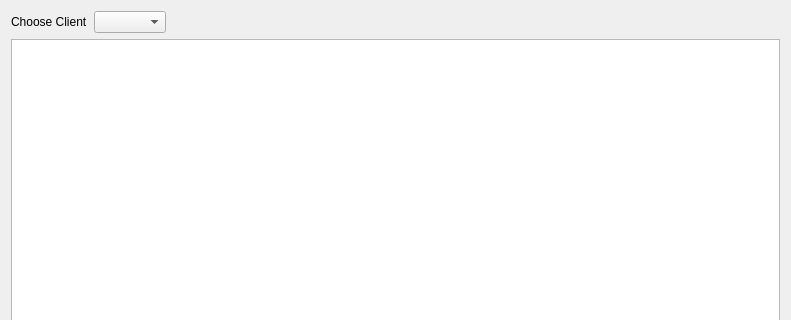
Before: the Qt Designer form transactionviewdialog.ui in Dalizi/option_calculator, drawn with Qt 5; both pictures show x 0 to 791 and y 0 to 320 of the 791 by 477 pixel window.
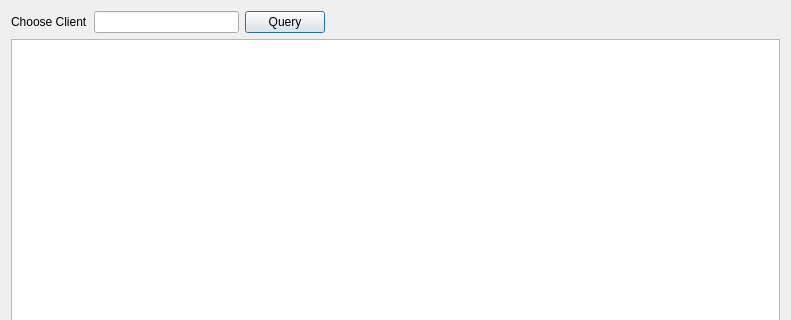
After: the same form once the commit is applied.

Commit message: Add client filter for transactionViewDialog.

```diff
--- a/transactionviewdialog.ui
+++ b/transactionviewdialog.ui
@@ -26,10 +26,30 @@
         </widget>
        </item>
        <item row="0" column="1">
-        <widget class="QComboBox" name="chooseClientComboBox"/>
+        <widget class="QLineEdit" name="chooseClientLineEdit"/>
        </item>
       </layout>
      </item>
+     <item>
+      <widget class="QPushButton" name="queryPushButton">
+       <property name="text">
+        <string>Query</string>
+       </property>
+      </widget>
+     </item>
+     <item>
+      <spacer name="horizontalSpacer_2">
+       <property name="orientation">
+        <enum>Qt::Horizontal</enum>
+       </property>
+       <property name="sizeHint" stdset="0">
+        <size>
+         <width>40</width>
+         <height>20</height>
+        </size>
+       </property>
+      </spacer>
+     </item>
      <item>
       <spacer name="horizontalSpacer">
        <property name="orientation">
```
Left out of the diff: 2 changed lines with no effect on the pictures. The commit also changes 2 other files.
